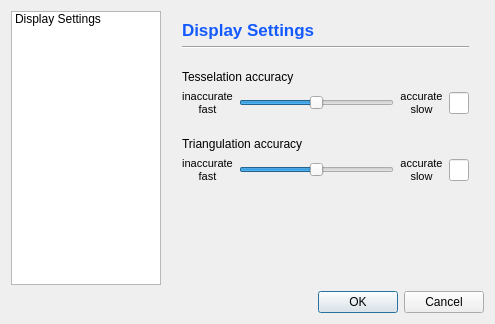
First picture: the form in TIGLViewer/src/TIGLViewerSettingsDialog.ui, repository DLR-SC/tigl, before the edit.
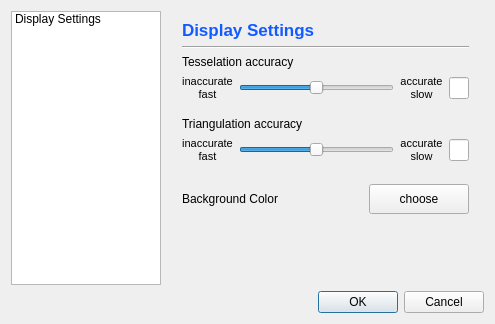
Second picture: the form after the edit. Icons and pictures are not drawn.

Commit message: Moved background color choser into settings dialog

Diff of the .ui file:
```diff
--- a/TIGLViewer/src/TIGLViewerSettingsDialog.ui
+++ b/TIGLViewer/src/TIGLViewerSettingsDialog.ui
@@ -183,12 +183,12 @@
           <enum>Qt::Vertical</enum>
          </property>
          <property name="sizeType">
-          <enum>QSizePolicy::Maximum</enum>
+          <enum>QSizePolicy::Minimum</enum>
          </property>
          <property name="sizeHint" stdset="0">
           <size>
            <width>20</width>
-           <height>15</height>
+           <height>10</height>
           </size>
          </property>
         </spacer>
@@ -262,6 +262,58 @@
          </item>
         </layout>
        </item>
+       <item>
+        <spacer name="verticalSpacer_4">
+         <property name="orientation">
+          <enum>Qt::Vertical</enum>
+         </property>
+         <property name="sizeType">
+          <enum>QSizePolicy::Minimum</enum>
+         </property>
+         <property name="sizeHint" stdset="0">
+          <size>
+           <width>20</width>
+           <height>15</height>
+          </size>
+         </property>
+        </spacer>
+       </item>
+       <item>
+        <layout class="QHBoxLayout" name="horizontalLayout_4">
+         <item>
+          <widget class="QLabel" name="label_9">
+           <property name="text">
+            <string>Background Color</string>
+           </property>
+          </widget>
+         </item>
+         <item>
+          <widget class="QPushButton" name="buttonColorChoser">
+           <property name="sizePolicy">
+            <sizepolicy hsizetype="Minimum" vsizetype="Minimum">
+             <horstretch>0</horstretch>
+             <verstretch>20</verstretch>
+            </sizepolicy>
+           </property>
+           <property name="minimumSize">
+            <size>
+             <width>0</width>
+             <height>30</height>
+            </size>
+           </property>
+           <property name="maximumSize">
+            <size>
+             <width>100</width>
+             <height>16777215</height>
+            </size>
+           </property>
+           <property name="text">
+            <string>choose</string>
+           </property>
+          </widget>
+         </item>
+        </layout>
+       </item>
        <item>
         <spacer name="verticalSpacer">
          <property name="orientation">
```
The commit also changes 9 other files.
